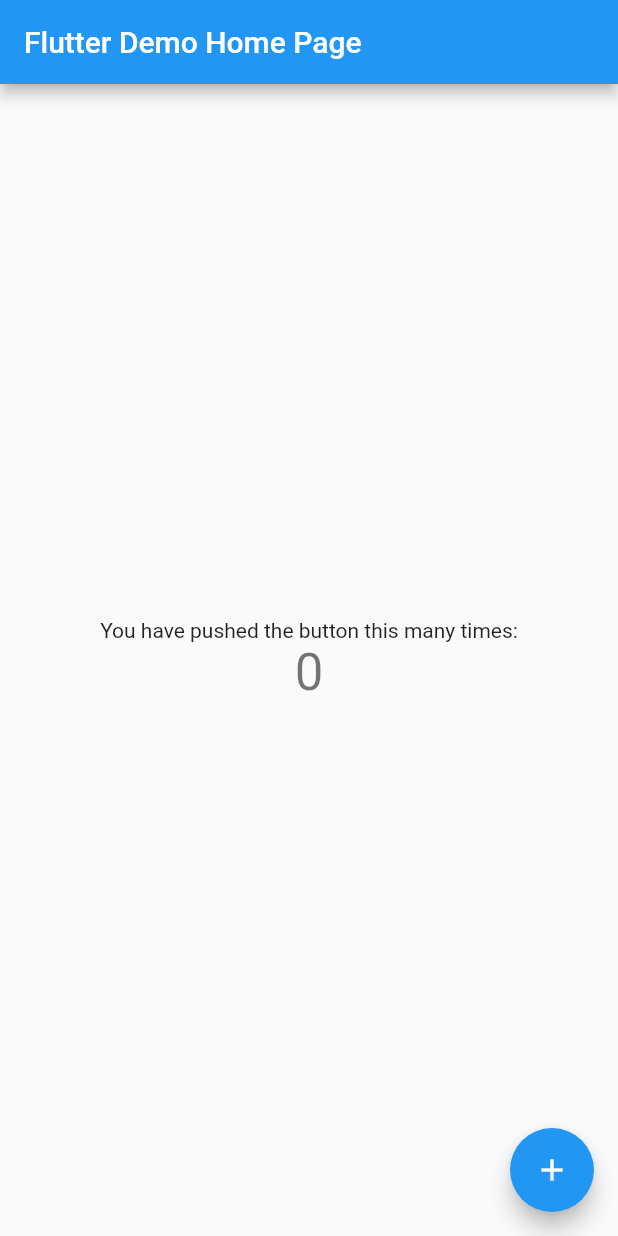
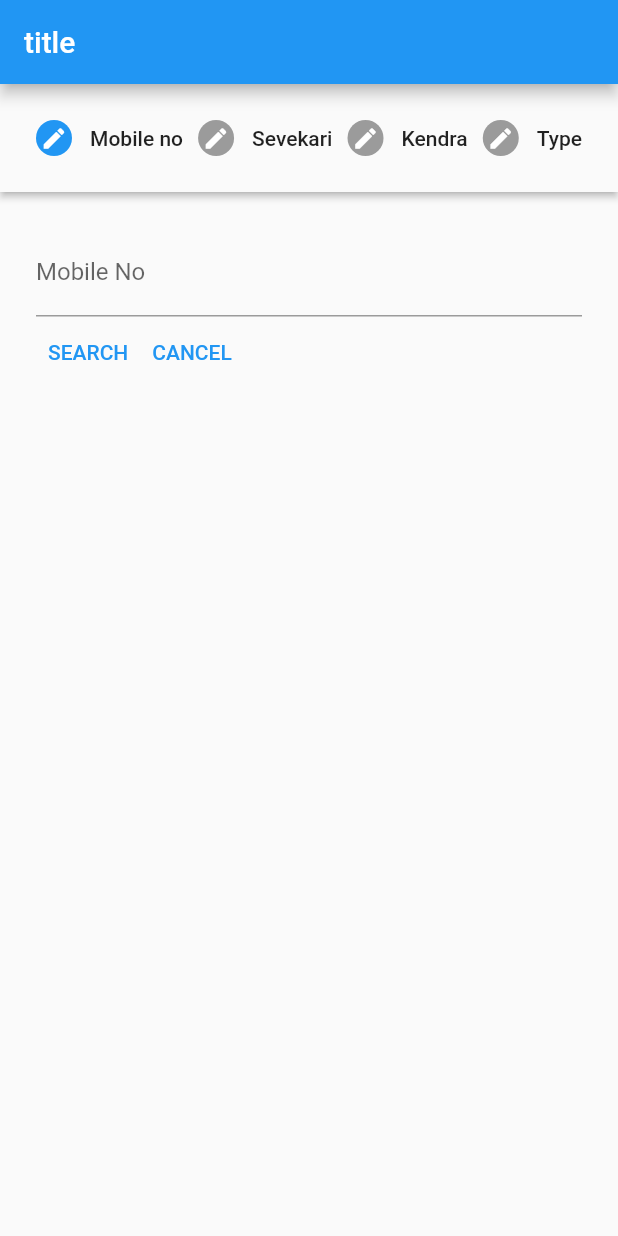
Before and after one commit to Pooja20Garje/stepper_demo, a Flutter app: the screen it shows after launch, on a phone screen of 412 x 824 dp. Run offline on Flutter 3.47's test engine with Material 2 defaults, Android fonts, the phone set to English and light mode, and no system bars.

Commit message:
main dart commit

```diff
--- a/lib/main.dart
+++ b/lib/main.dart
@@ -11,6 +11,7 @@ class MyApp extends StatelessWidget {
   @override
   Widget build(BuildContext context) {
     return MaterialApp(
+
       title: 'Flutter Demo',
       theme: ThemeData(
         // This is the theme of your application.
@@ -48,18 +49,36 @@ class MyHomePage extends StatefulWidget {
 }
 
 class _MyHomePageState extends State<MyHomePage> {
-  int _counter = 0;
 
-  void _incrementCounter() {
-    setState(() {
-      // This call to setState tells the Flutter framework that something has
-      // changed in this State, which causes it to rerun the build method below
-      // so that the display can reflect the updated values. If we changed
-      // _counter without calling setState(), then the build method would not be
-      // called again, and so nothing would appear to happen.
-      _counter++;
-    });
-  }
+
+  int _activeStepIndex = 0;
+
+  List<Step> stepList() => [
+    Step(
+        state:
+        _activeStepIndex <= 0 ? StepState.editing : StepState.complete,
+        isActive: _activeStepIndex >= 0,
+        title: Text('Mobile no'),
+        content: PageOne()),
+    Step(
+        state:
+        _activeStepIndex <= 1 ? StepState.editing : StepState.complete,
+        isActive: _activeStepIndex >= 1,
+        title: Text('Sevekari'),
+        content: PageTwo()),
+    Step(
+        state:
+        _activeStepIndex <= 2 ? StepState.editing : StepState.complete,
+        isActive: _activeStepIndex >= 2,
+        title: Text('Kendra'),
+        content: Center(child: Text("Kendra"))),
+    Step(
+        state:
+        _activeStepIndex <= 3 ? StepState.editing : StepState.complete,
+        isActive: _activeStepIndex >= 3,
+        title: Text('Type'),
+        content: Center(child: Text("Type"))),
+  ];
 
   @override
   Widget build(BuildContext context) {
@@ -73,43 +92,110 @@ class _MyHomePageState extends State<MyHomePage> {
       appBar: AppBar(
         // Here we take the value from the MyHomePage object that was created by
         // the App.build method, and use it to set our appbar title.
-        title: Text(widget.title),
+        title: Text("title"),
       ),
-      body: Center(
-        // Center is a layout widget. It takes a single child and positions it
-        // in the middle of the parent.
+      body: Stepper(
+        controlsBuilder: (BuildContext context, ControlsDetails details) {
+          return Row(
+            children: <Widget>[
+              TextButton(
+                onPressed: details.onStepContinue,
+                child: (_activeStepIndex == 0)
+                    ? const Text('SEARCH')
+                    : const Text('NEXT'),
+              ),
+              TextButton(
+                onPressed: details.onStepCancel,
+                child: const Text('CANCEL'),
+              ),
+            ],
+          );
+        },
+        type: StepperType.horizontal,
+        currentStep: _activeStepIndex,
+        steps: stepList(),
+        onStepContinue: () {
+          if (_activeStepIndex < (stepList().length - 1)) {
+            _activeStepIndex += 1;
+          }
+          setState(() {});
+        },
+        onStepCancel: () {
+          if (_activeStepIndex == 0) {
+            return;
+          }
+          _activeStepIndex -= 1;
+          setState(() {});
+        },
+      ),
+       // This trailing comma makes auto-formatting nicer for build methods.
+    );
+  }
+
+
+
+  Widget PageOne() {
+    return Container(
+      child: TextFormField(
+        keyboardType: TextInputType.number,
+        decoration: InputDecoration(
+            labelText: 'Mobile No',
+            hintText: 'Enter Mobile No'),
+      ),
+    );
+  }
+
+  Widget PageTwo() {
+    return Container(
+        width: double.infinity,
+        margin: EdgeInsets.all(0.0),
+        padding: EdgeInsets.all(16.0),
+        decoration: BoxDecoration(
+            border: Border.all(width: 0.5),
+            borderRadius: BorderRadius.circular(20)),
         child: Column(
-          // Column is also a layout widget. It takes a list of children and
-          // arranges them vertically. By default, it sizes itself to fit its
-          // children horizontally, and tries to be as tall as its parent.
-          //
-          // Invoke "debug painting" (press "p" in the console, choose the
-          // "Toggle Debug Paint" action from the Flutter Inspector in Android
-          // Studio, or the "Toggle Debug Paint" command in Visual Studio Code)
-          // to see the wireframe for each widget.
-          //
-          // Column has various properties to control how it sizes itself and
-          // how it positions its children. Here we use mainAxisAlignment to
-          // center the children vertically; the main axis here is the vertical
-          // axis because Columns are vertical (the cross axis would be
-          // horizontal).
-          mainAxisAlignment: MainAxisAlignment.center,
-          children: <Widget>[
-            const Text(
-              'You have pushed the button this many times:',
+          children: [
+            TextFormField(
+              decoration: InputDecoration(
+                  labelText: 'Password', hintText: 'Enter secure password'),
+              validator: (value) {
+                if (value!.isEmpty) {
+                  return 'Please enter your password';
+                }
+                return null;
+              },
             ),
-            Text(
-              '$_counter',
-              style: Theme.of(context).textTheme.headline4,
+            TextFormField(
+              decoration: InputDecoration(
+                  labelText: 'Password', hintText: 'Enter secure password'),
+              validator: (value) {
+                if (value!.isEmpty) {
+                  return 'Please enter your password';
+                }
+                return null;
+              },
+            ),
+            TextFormField(
+              decoration: InputDecoration(
+                  labelText: 'Password', hintText: 'Enter secure password'),
+              validator: (value) {
+                if (value!.isEmpty) {
+                  return 'Please enter your password';
+                }
+                return null;
+              },
+            ),
+            TextFormField(
+              decoration: InputDecoration(
+                  labelText: 'Password', hintText: 'Enter secure password'),
+              validator: (value) {
+                if (value!.isEmpty) {
+                  return 'Please enter your password';
+                }
+                return null;
+              },
             ),
           ],
-        ),
-      ),
-      floatingActionButton: FloatingActionButton(
-        onPressed: _incrementCounter,
-        tooltip: 'Increment',
-        child: const Icon(Icons.add),
-      ), // This trailing comma makes auto-formatting nicer for build methods.
-    );
+        ));
   }
 }
```
